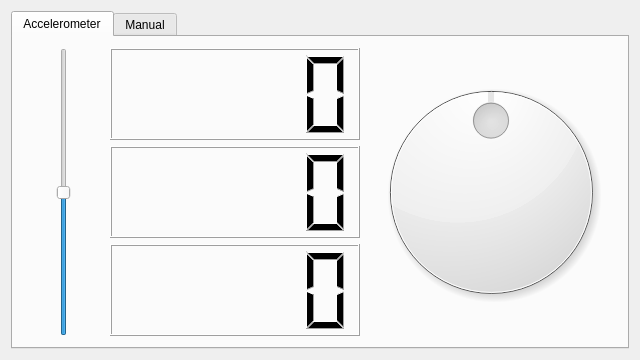
Qt form mainwindow.ui (olavph/QuadcopterController) before a commit.
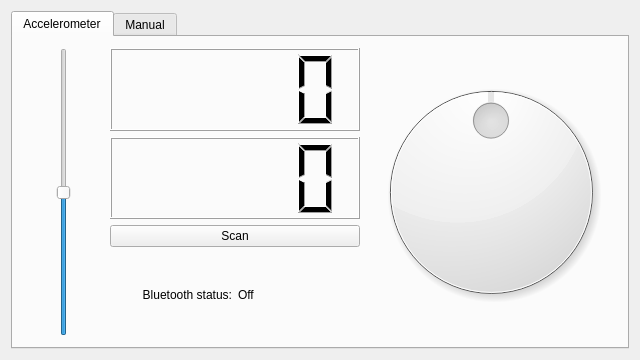
The same form after that commit. Custom widgets are drawn as their Qt base class.

Commit message: FINALLY bluetooth pairing is working o/

What changed in the file:
```diff
--- a/mainwindow.ui
+++ b/mainwindow.ui
@@ -62,7 +62,35 @@
            <widget class="QLCDNumber" name="AccelerometerPageYLCD"/>
           </item>
           <item>
-           <widget class="QLCDNumber" name="AccelerometerPageZLCD"/>
+           <widget class="QPushButton" name="BluetoothScanButton">
+            <property name="text">
+             <string>Scan</string>
+            </property>
+           </widget>
+          </item>
+          <item>
+           <layout class="QHBoxLayout" name="horizontalLayout_4">
+            <item>
+             <widget class="QLabel" name="BluetoothStatusTitleLabel">
+              <property name="text">
+               <string>Bluetooth status:</string>
+              </property>
+              <property name="alignment">
+               <set>Qt::AlignRight|Qt::AlignTrailing|Qt::AlignVCenter</set>
+              </property>
+             </widget>
+            </item>
+            <item>
+             <widget class="QLabel" name="BluetoothStatusLabel">
+              <property name="text">
+               <string>Off</string>
+              </property>
+              <property name="alignment">
+               <set>Qt::AlignLeading|Qt::AlignLeft|Qt::AlignVCenter</set>
+              </property>
+             </widget>
+            </item>
+           </layout>
           </item>
          </layout>
         </item>
```
Left out of the diff: 61 changed lines with no effect on the pictures. The commit also changes 5 other files.
